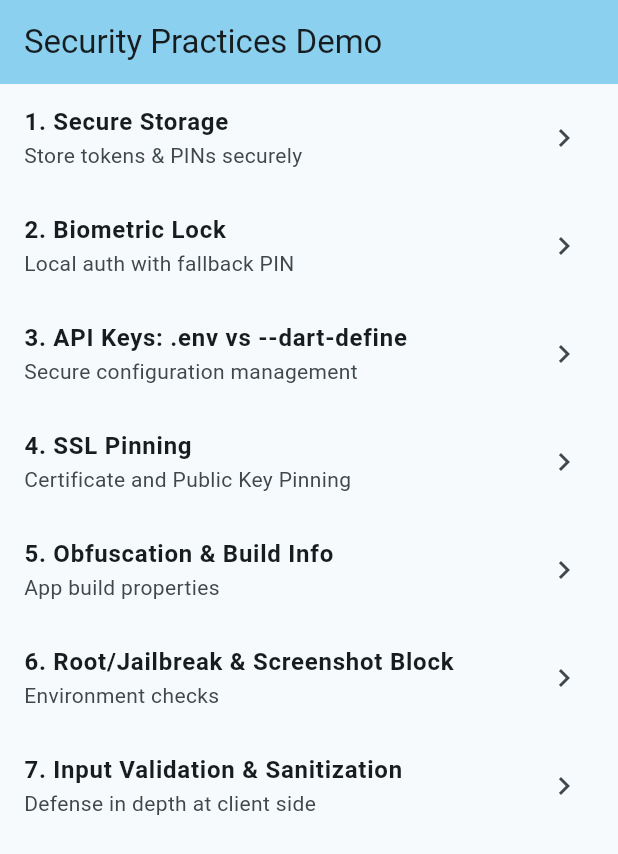
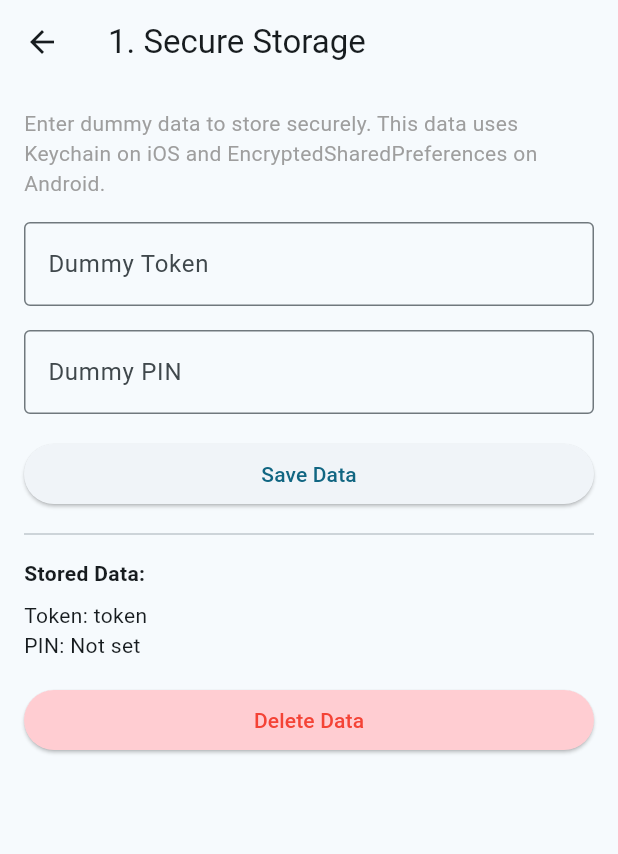
Before and after one commit to WagyuuA5/Flutter_Security_Practices, a Flutter app: the screen it shows after launch, after a tap on "1. Secure Storage", on a phone screen of 412 x 824 dp. Shown: the top 854 px of the screen. Run offline on Flutter 3.47's test engine with Material 3 defaults, Android fonts, the phone set to English and light mode, and no system bars; our stand-ins replace flutter_secure_storage.

Commit message:
feat: add flutter_secure_storage and demo page

```diff
--- /dev/null
+++ b/lib/features/secure_storage/presentation/secure_storage_screen.dart
@@ -0,0 +1,117 @@
+import 'package:flutter/material.dart';
+import 'package:flutter_secure_storage/flutter_secure_storage.dart';
+
+class SecureStorageScreen extends StatefulWidget {
+  const SecureStorageScreen({super.key});
+
+  @override
+  State<SecureStorageScreen> createState() => _SecureStorageScreenState();
+}
+
+class _SecureStorageScreenState extends State<SecureStorageScreen> {
+  final _storage = const FlutterSecureStorage();
+  final _tokenController = TextEditingController();
+  final _pinController = TextEditingController();
+
+  String? _savedToken;
+  String? _savedPin;
+
+  @override
+  void initState() {
+    super.initState();
+    _loadData();
+  }
+
+  Future<void> _loadData() async {
+    final token = await _storage.read(key: 'dummy_token');
+    final pin = await _storage.read(key: 'dummy_pin');
+    setState(() {
+      _savedToken = token;
+      _savedPin = pin;
+    });
+  }
+
+  Future<void> _saveData() async {
+    await _storage.write(key: 'dummy_token', value: _tokenController.text);
+    await _storage.write(key: 'dummy_pin', value: _pinController.text);
+    _tokenController.clear();
+    _pinController.clear();
+    await _loadData();
+    if (mounted) {
+      ScaffoldMessenger.of(context).showSnackBar(
+        const SnackBar(content: Text('Data securely saved!')),
+      );
+    }
+  }
+
+  Future<void> _deleteData() async {
+    await _storage.delete(key: 'dummy_token');
+    await _storage.delete(key: 'dummy_pin');
+    await _loadData();
+    if (mounted) {
+      ScaffoldMessenger.of(context).showSnackBar(
+        const SnackBar(content: Text('Data securely deleted!')),
+      );
+    }
+  }
+
+  @override
+  void dispose() {
+    _tokenController.dispose();
+    _pinController.dispose();
+    super.dispose();
+  }
+
+  @override
+  Widget build(BuildContext context) {
+    return Scaffold(
+      appBar: AppBar(title: const Text('1. Secure Storage')),
+      body: Padding(
+        padding: const EdgeInsets.all(16.0),
+        child: Column(
+          crossAxisAlignment: CrossAxisAlignment.stretch,
+          children: [
+            const Text(
+              'Enter dummy data to store securely. This data uses Keychain on iOS and EncryptedSharedPreferences on Android.',
+              style: TextStyle(color: Colors.grey),
+            ),
+            const SizedBox(height: 16),
+            TextField(
+              controller: _tokenController,
+              decoration: const InputDecoration(
+                labelText: 'Dummy Token',
+                border: OutlineInputBorder(),
+              ),
+            ),
+            const SizedBox(height: 16),
+            TextField(
+              controller: _pinController,
+              decoration: const InputDecoration(
+                labelText: 'Dummy PIN',
+                border: OutlineInputBorder(),
+              ),
+              keyboardType: TextInputType.number,
+              obscureText: true,
+            ),
+            const SizedBox(height: 16),
+            ElevatedButton(
+              onPressed: _saveData,
+              child: const Text('Save Data'),
+            ),
+            const Divider(height: 32),
+            const Text('Stored Data:', style: TextStyle(fontWeight: FontWeight.bold)),
+            const SizedBox(height: 8),
+            Text('Token: ${_savedToken ?? 'Not set'}'),
+            Text('PIN: ${_savedPin ?? 'Not set'}'),
+            const SizedBox(height: 16),
+            ElevatedButton(
+              onPressed: _deleteData,
+              style: ElevatedButton.styleFrom(backgroundColor: Colors.red.shade100),
+              child: const Text('Delete Data', style: TextStyle(color: Colors.red)),
+            ),
+          ],
+        ),
+      ),
+    );
+  }
+}
--- a/lib/main.dart
+++ b/lib/main.dart
@@ -1,3 +1,4 @@
+import 'package:flutter_security_practices/features/secure_storage/presentation/secure_storage_screen.dart';
 import 'package:flutter/material.dart';
 
 void main() {
@@ -37,7 +38,7 @@ class HomeScreen extends StatelessWidget {
             title: '1. Secure Storage',
             subtitle: 'Store tokens & PINs securely',
             onTap: () {
-              // TODO: Navigate to Secure Storage Demo
+              Navigator.push(context, MaterialPageRoute(builder: (context) => const SecureStorageScreen()));
             },
           ),
           _buildMenuTile(
--- a/pubspec.yaml
+++ b/pubspec.yaml
@@ -34,6 +34,7 @@ dependencies:
   # The following adds the Cupertino Icons font to your application.
   # Use with the CupertinoIcons class for iOS style icons.
   cupertino_icons: ^1.0.8
+  flutter_secure_storage: ^11.1.1
 
 dev_dependencies:
   flutter_test:
```
Also changed, not shown: pubspec.lock, 6 other files.
